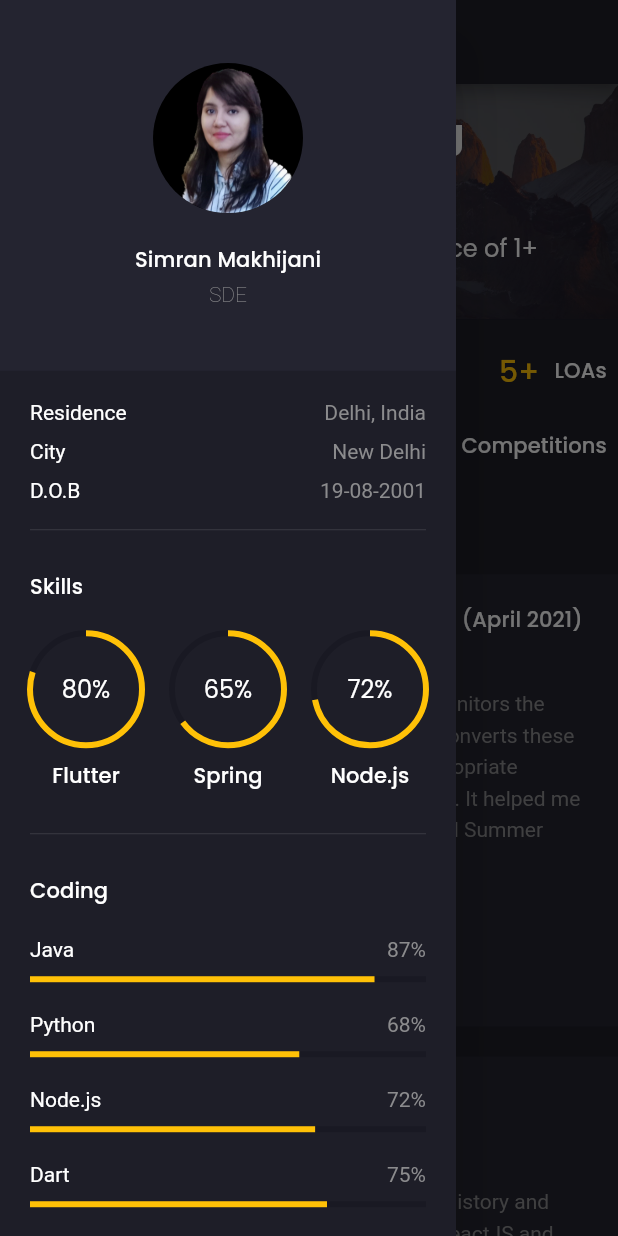
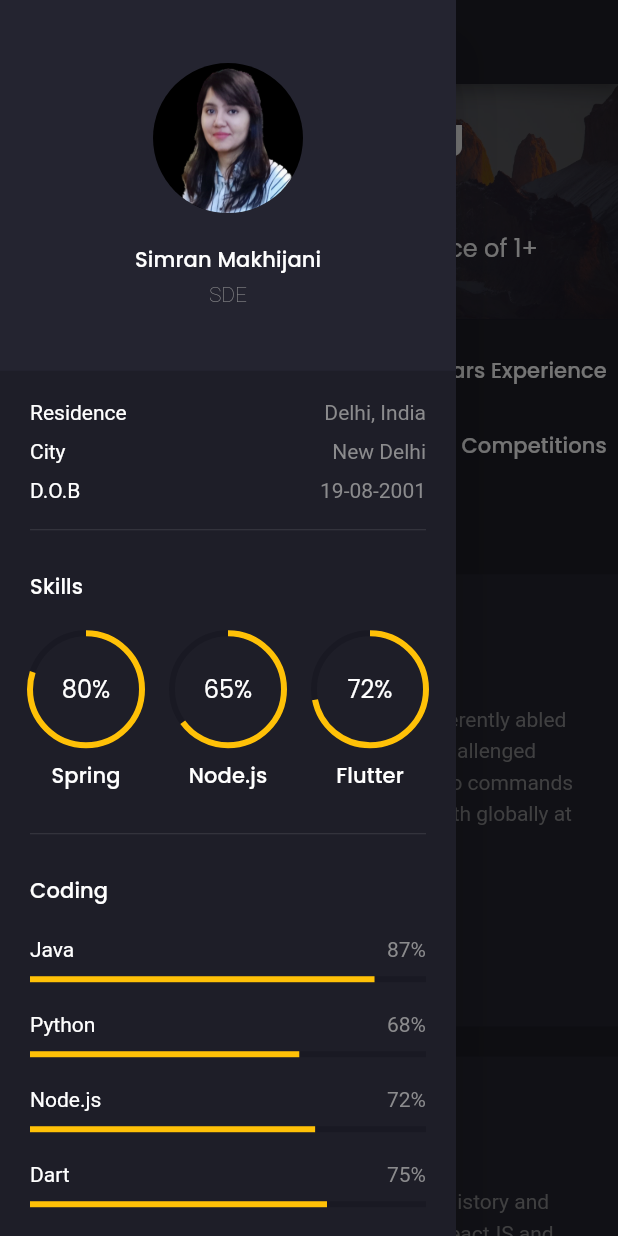
Before and after one commit to simran1901/Simran-s-Portfolio, a Flutter app: the screen it shows after launch, after a tap on the "menu" icon, on a phone screen of 412 x 824 dp. Run offline on Flutter 3.47's test engine with Material 2 defaults, Android fonts, the light colour scheme and no system bars; drawn by our look-alikes of animated_text_kit; our stand-ins replace flutter_svg, google_fonts; missing offline and left inert: dart:html.

Commit message:
fixed rendering and updated info

```diff
--- a/lib/models/project.dart
+++ b/lib/models/project.dart
@@ -6,9 +6,9 @@ class Project {
 
 List<Project> demoProjects = [
   Project(
-    title: "Virtual Keyboard for differently abled (April 2021)",
+    title: "Virtual Keyboard (April 2021)",
     description:
-        "This project proposes a useful BCI that monitors the blinking pattern of the challenged users, converts these bio-electric signals and uses them as appropriate commands to allow them to communicate. It helped me attain 13th rank globally in MLH's Hack Girl Summer Hackathon.",
+        "This project proposes a useful BCI for differently abled that monitors the blinking pattern of the challenged users, converts these bio-electric signals to commands to allow them to communicate. Ranked 13th globally at MLH's Hack Girl Summer Hackathon.",
     link: 'https://github.com/simran1901/Virtual-Keyboard-for-Divyangs',
   ),
   Project(
@@ -26,7 +26,7 @@ List<Project> demoProjects = [
   Project(
     title: "Warehouse Simulation System (February 2021)",
     description:
-        "It is a fully functional warehouse system using Gazebo and RVIZ simulator and programmed all the modules using Python as well developed working dashboard for recording package data using html, css and Google script and our team was in Top-50 finalists for EYantra (Robotics competition by IIT -Bombay)",
+        "It is a fully functional warehouse system using Python, Gazebo and RVIZ simulator. Developed dashboard using html, css and Google script. Got into Top-50 finalists for EYantra (Robotics competition by IIT -Bombay)",
     link: 'https://youtu.be/-BvGiOORlfA',
   ),
   Project(
--- a/lib/screens/home/components/highlights_info.dart
+++ b/lib/screens/home/components/highlights_info.dart
@@ -29,10 +29,10 @@ class HighlightsInfo extends StatelessWidget {
                     ),
                     Highlight(
                       counter: AnimatedCounter(
-                        value: 5,
+                        value: 1,
                         text: "+",
                       ),
-                      label: "LOAs  ",
+                      label: "Years Experience  ",
                     ),
                   ],
                 ),
@@ -70,10 +70,10 @@ class HighlightsInfo extends StatelessWidget {
                 ),
                 Highlight(
                   counter: AnimatedCounter(
-                    value: 5,
+                    value: 1,
                     text: "+",
                   ),
-                  label: "LOAs",
+                  label: "Years Experience",
                 ),
                 Highlight(
                   counter: AnimatedCounter(
--- a/lib/screens/home/components/project_card.dart
+++ b/lib/screens/home/components/project_card.dart
@@ -32,7 +32,7 @@ class ProjectCard extends StatelessWidget {
           Spacer(),
           Text(
             project.description!,
-            maxLines: Responsive.isMobileLarge(context) ? Responsive.isMobile(context)? 7 : 5 :  6,
+            maxLines: Responsive.isMobileLarge(context) ? Responsive.isMobile(context)? 7 : 5 :  5,
             overflow: TextOverflow.ellipsis,
             style: TextStyle(height: 1.5),
           ),
--- a/lib/screens/main/components/knowledges.dart
+++ b/lib/screens/main/components/knowledges.dart
@@ -45,9 +45,9 @@ class KnowledgeText extends StatelessWidget {
       padding: const EdgeInsets.only(bottom: defaultPadding / 2),
       child: Row(
         children: [
-          SvgPicture.asset("assets/icons/check.svg"),
-          SizedBox(width: defaultPadding / 2),
-          Text(text),
+          Flexible(flex: 2, child: SvgPicture.asset("assets/icons/check.svg")),
+          Flexible(flex: 1, child: SizedBox(width: defaultPadding / 2)),
+          Flexible(flex: 6, child: Text(text)),
         ],
       ),
     );
--- a/lib/screens/main/components/skills.dart
+++ b/lib/screens/main/components/skills.dart
@@ -26,21 +26,21 @@ class Skills extends StatelessWidget {
             Expanded(
               child: AnimatedCircularProgressIndicator(
                 percentage: 0.8,
-                label: "Flutter",
+                label: "Spring",
               ),
             ),
             SizedBox(width: defaultPadding),
             Expanded(
               child: AnimatedCircularProgressIndicator(
                 percentage: 0.65,
-                label: "Spring",
+                label: "Node.js",
               ),
             ),
             SizedBox(width: defaultPadding),
             Expanded(
               child: AnimatedCircularProgressIndicator(
                 percentage: 0.72,
-                label: "Node.js",
+                label: "Flutter",
               ),
             ),
           ],
```
